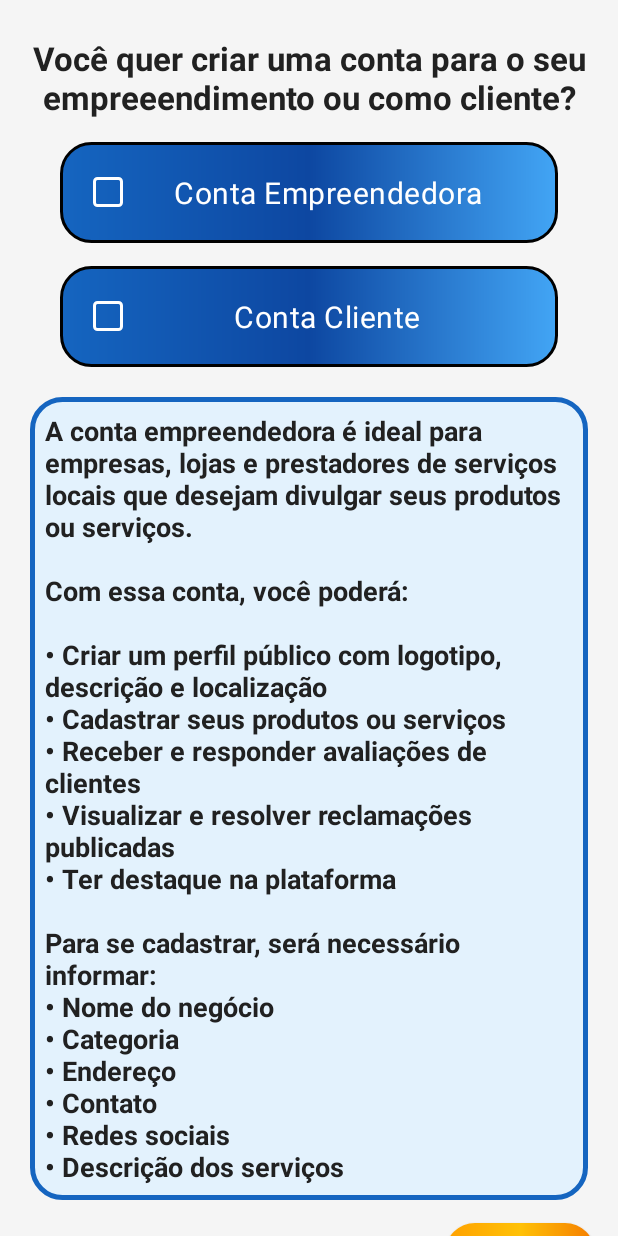
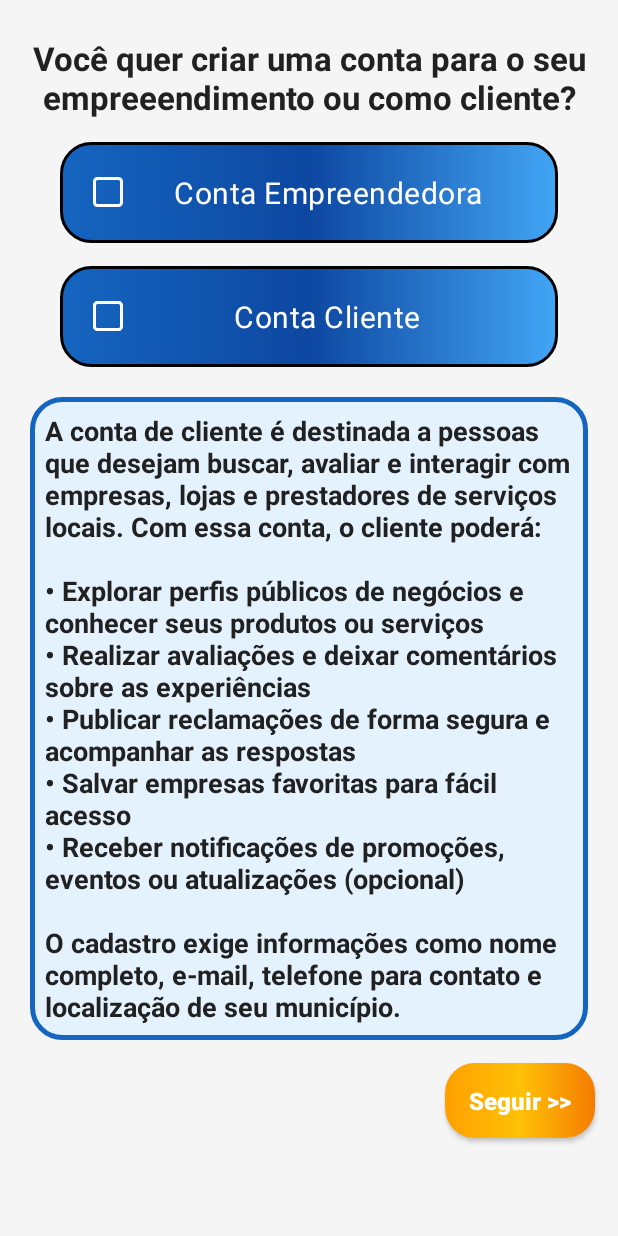
Before and after one commit to JoaoCarlos1908/App_Negocios, an Android app: the FormTipoConta screen opened directly, with no data from a screen before it, on a phone screen of 412 x 824 dp. Run offline under Robolectric (Android 15) with nearby library versions, the phone set to English and light mode, and no system bars.

Commit message:
designer pagina de seleção tipo de conta finalizado, sem funcionalidades

```diff
--- a/app/src/main/res/layout/activity_form_tipo_conta.xml
+++ b/app/src/main/res/layout/activity_form_tipo_conta.xml
@@ -69,7 +69,7 @@
             android:layout_width="0dp"
             android:layout_height="wrap_content"
             android:layout_margin="10dp"
-            android:text="@string/descricao_conta_empreendedora"
+            android:text="@string/descricao_conta_cliente"
             android:textSize="18sp"
             android:textColor="#212121"
             android:textStyle="bold"
--- a/app/src/main/res/values/strings.xml
+++ b/app/src/main/res/values/strings.xml
@@ -23,10 +23,19 @@
                                                 \n• Ter destaque na plataforma
 
                                                 \n\nPara se cadastrar, será necessário informar:
-                                                \n• Nome do negócio
+                                                \n\n• Nome do negócio
                                                 \n• Categoria
                                                 \n• Endereço
                                                 \n• Contato
                                                 \n• Redes sociais
                                                 \n• Descrição dos serviços</string>
+    <string name="descricao_conta_cliente">A conta de cliente é destinada a pessoas que desejam buscar, avaliar e interagir com empresas, lojas e prestadores de serviços locais. Com essa conta, o cliente poderá:
+
+                                                \n\n• Explorar perfis públicos de negócios e conhecer seus produtos ou serviços
+                                                \n• Realizar avaliações e deixar comentários sobre as experiências
+                                                \n• Publicar reclamações de forma segura e acompanhar as respostas
+                                                \n• Salvar empresas favoritas para fácil acesso
+                                                \n• Receber notificações de promoções, eventos ou atualizações (opcional)
+
+                                                \n\nO cadastro exige informações como nome completo, e-mail, telefone para contato e localização de seu município.</string>
 </resources>
```
